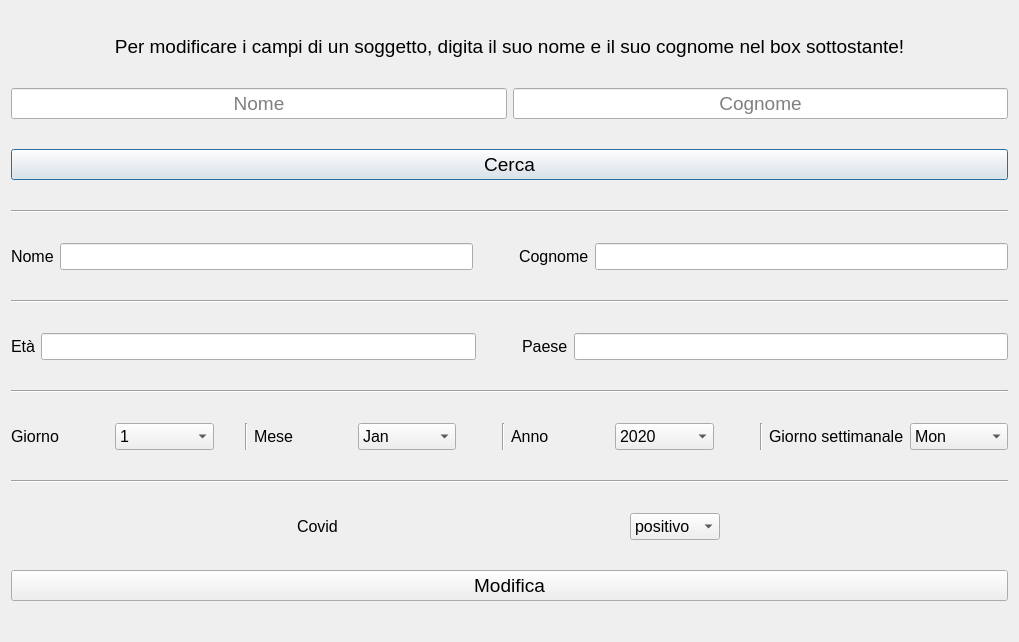
Old version of the form c++/client/menu_project/modifica.ui in the repository alessan10/c19-1.
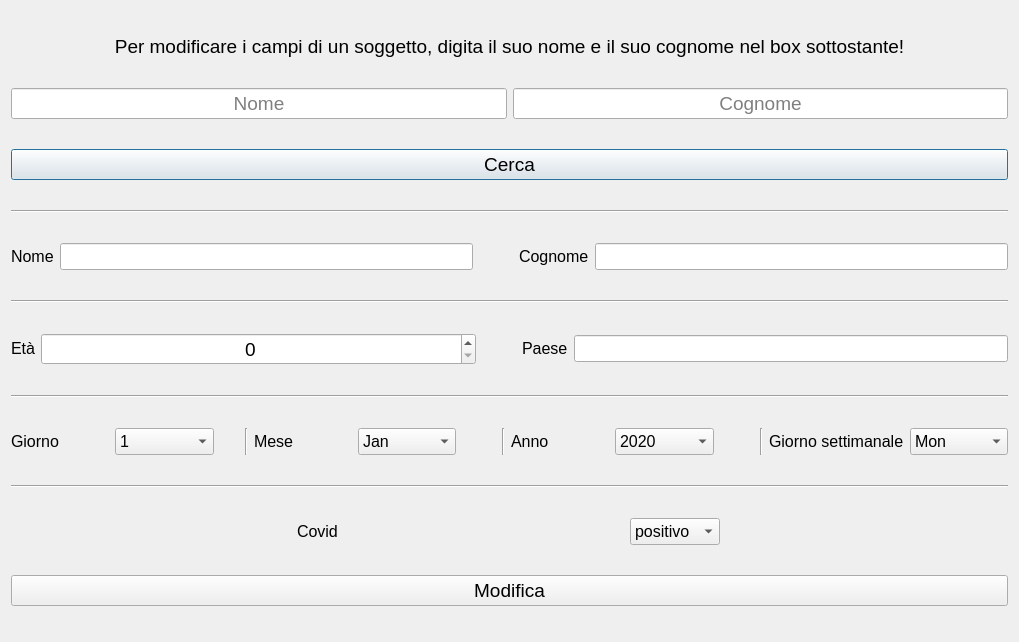
New version of the form.

```diff
--- a/c++/client/menu_project/modifica.ui
+++ b/c++/client/menu_project/modifica.ui
@@ -208,10 +208,16 @@
       </widget>
      </item>
      <item>
-      <widget class="QLineEdit" name="new_eta">
+      <widget class="QSpinBox" name="new_eta">
+       <property name="sizePolicy">
+        <sizepolicy hsizetype="Expanding" vsizetype="Fixed">
+         <horstretch>0</horstretch>
+         <verstretch>0</verstretch>
+        </sizepolicy>
+       </property>
        <property name="font">
         <font>
-         <pointsize>12</pointsize>
+         <pointsize>14</pointsize>
         </font>
        </property>
        <property name="alignment">
```
